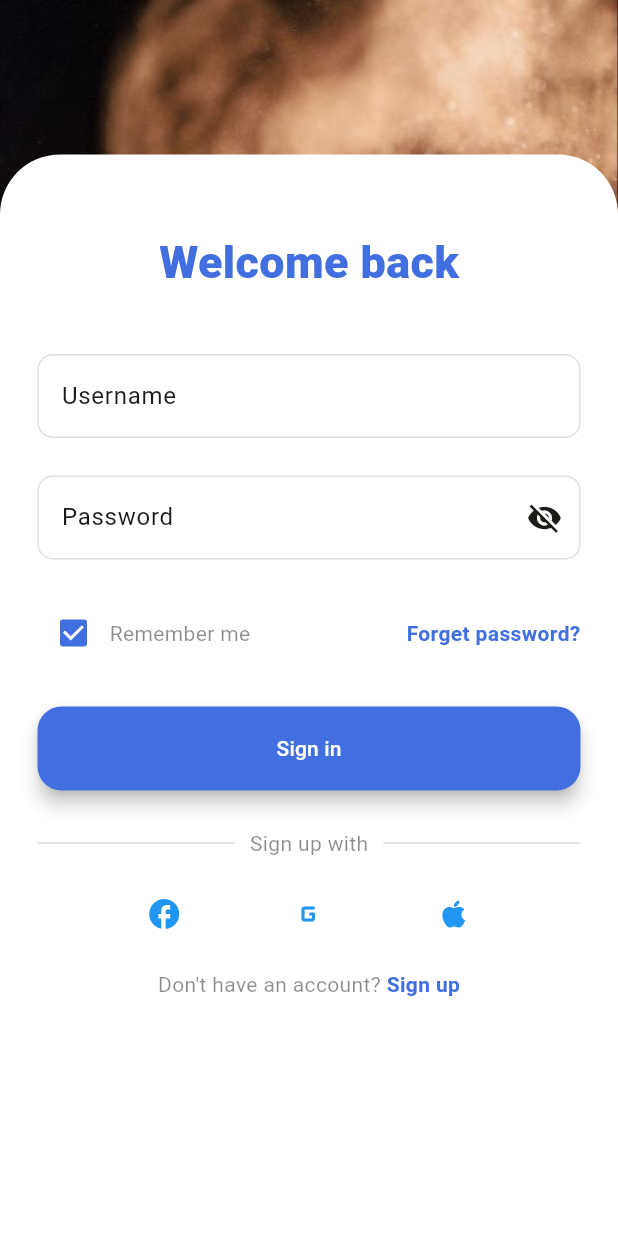
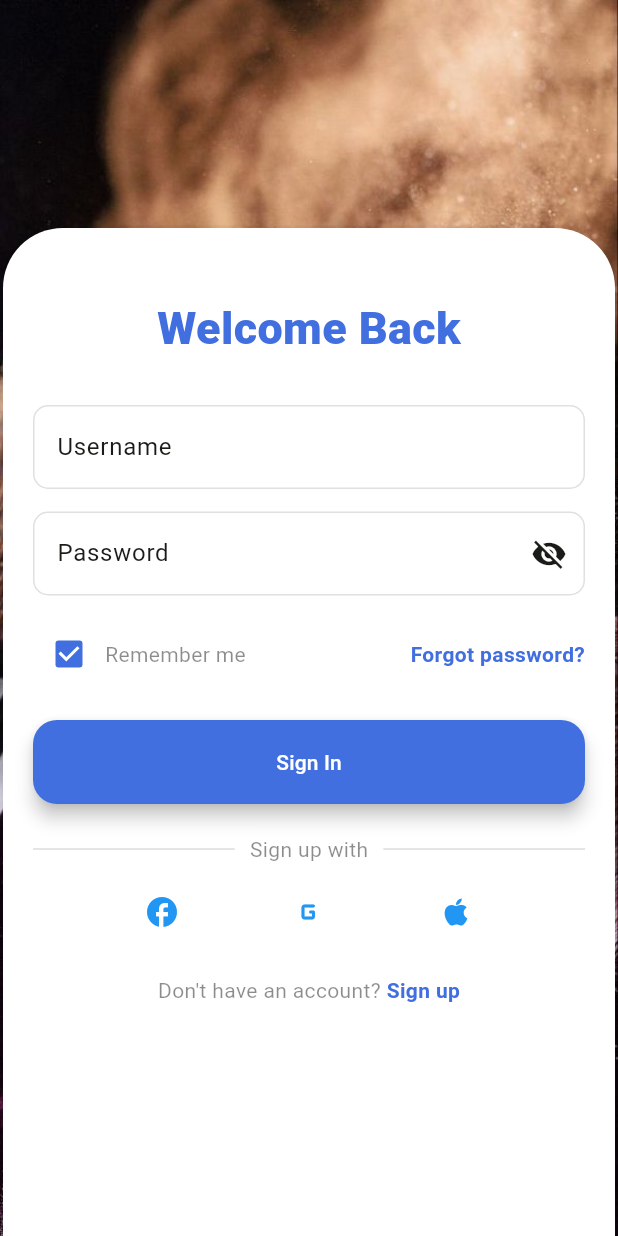
Before and after one commit to Khadijatulkubra43/Makeup_frontend, a Flutter app: the screen it shows after launch, after a tap on "Login", on a phone screen of 412 x 824 dp. Run offline on Flutter 3.47's test engine with Material 3 defaults, Android fonts, the light colour scheme and no system bars; our stand-ins replace camera, get, image_picker, ionicons, shared_preferences.

Commit message:
refactored Login Screen

```diff
--- a/lib/feature/auth/screens/signin_screen.dart
+++ b/lib/feature/auth/screens/signin_screen.dart
@@ -3,7 +3,8 @@ import 'package:flutter_application_1/core/navigation/navigation_menu.dart';
 import 'package:flutter_application_1/feature/auth/screens/signup_screen.dart';
 import 'package:flutter_application_1/core/theme/theme.dart';
 import 'package:flutter_application_1/core/services/api_service.dart';
-import 'package:flutter_application_1/widgets/custom_scaffold.dart';
+import 'package:flutter_application_1/feature/auth/widgets/my_text_form_field.dart';
+import 'package:flutter_application_1/feature/auth/widgets/socialmedia_signin_row.dart';
 
 class SignInScreen extends StatefulWidget {
   final String username;
@@ -15,165 +16,113 @@ class SignInScreen extends StatefulWidget {
 }
 
 class _SignInScreenState extends State<SignInScreen> {
-  final _formSignInKey = GlobalKey<FormState>();
+  final _formKey = GlobalKey<FormState>();
   final _usernameController = TextEditingController();
   final _passwordController = TextEditingController();
 
-  bool _ispasswordvisible = false;
+  bool _isPasswordVisible = false;
   bool _isLoading = false;
   bool rememberPassword = true;
-
-  Future<void> _login() async {
-    setState(() {
-      _isLoading = true;
-    });
-    bool success = await ApiService.login(
-        _usernameController.text, _passwordController.text);
-    if (!mounted) {
-      return;
-    }
-    if (success) {
-      Navigator.pushReplacement(
-        context,
-        MaterialPageRoute(
-          builder: (context) => const NavigationMenu(),
-        ),
-      );
-    } else {
-      ScaffoldMessenger.of(context).showSnackBar(
-        const SnackBar(
-          content: Text("Failed to login"),
-        ),
-      );
-    }
-    setState(() {
-      _isLoading = false;
-    });
-  }
 
   @override
   void initState() {
     super.initState();
-    setState(() {
     _usernameController.text = widget.username;
     _passwordController.text = widget.password;
-    });
+  }
+
+  Future<void> _login() async {
+    setState(() => _isLoading = true);
+    bool success = await ApiService.login(
+        _usernameController.text, _passwordController.text);
+
+    if (!mounted) return;
+    setState(() => _isLoading = false);
+
+    if (success) {
+      Navigator.pushReplacement(
+          context, MaterialPageRoute(builder: (_) => const NavigationMenu()));
+    } else {
+      ScaffoldMessenger.of(context)
+          .showSnackBar(const SnackBar(content: Text("Failed to login")));
+    }
   }
 
   @override
   Widget build(BuildContext context) {
-    return CustomScaffold(
-      child: Column(
-        children: [
-          const Expanded(
-            flex: 1,
-            child: SizedBox(
-              height: 10,
+    return Scaffold(
+      body: Container(
+        decoration: const BoxDecoration(
+          image: DecorationImage(
+            image: AssetImage("assets/images/bg1.png"),
+            fit: BoxFit.cover,
           ),
         ),
-          Expanded(
-            flex: 7,
+        child: Padding(
+          padding: const EdgeInsets.only(top: 150),
+          child: SingleChildScrollView(
             child: Container(
-              padding: const EdgeInsets.fromLTRB(25.0, 50.0, 25.0, 20.0),
-              decoration: const BoxDecoration(
+              height: 1080,
+              margin: const EdgeInsets.all(2.0),
+              padding: const EdgeInsets.all(20.0),
+              decoration: BoxDecoration(
                 color: Colors.white,
-                borderRadius: BorderRadius.only(
-                  topLeft: Radius.circular(40.0),
-                  topRight: Radius.circular(40.0),
+                borderRadius: BorderRadius.circular(40.0),
+                boxShadow: const [
+                  BoxShadow(
+                    color: Colors.black26,
+                    blurRadius: 8.0,
+                    offset: Offset(0, 4),
                   ),
+                ],
               ),
-              child: SingleChildScrollView(
               child: Form(
-                  key: _formSignInKey,
+                key: _formKey,
                 child: Column(
                   crossAxisAlignment: CrossAxisAlignment.center,
                   children: [
-                      Text(
-                        'Welcome back',
+                    Padding(
+                      padding: const EdgeInsets.only(top: 25, bottom: 30),
+                      child: Text(
+                        'Welcome Back',
                         style: TextStyle(
                             fontSize: 30.0,
                             fontWeight: FontWeight.w900,
-                          color: lightColorScheme.primary,
+                            color: lightColorScheme.primary),
                       ),
                     ),
-                      const SizedBox(
-                        height: 40.0,
+                    // Username Field
+                    MyTextFormField(
+                      controller: _usernameController,
+                      label: 'Username',
+                      hint: 'Enter Username',
+                      validator: (value) =>
+                          value!.isEmpty ? 'Please enter a username' : null,
                     ),
-                      TextFormField(
-                        controller: _usernameController,
-                        validator: (value) {
-                          if (value == null || value.isEmpty) {
-                            return 'Please enter a username';
-                          }
-                          return null;
-                        },
-                        decoration: InputDecoration(
-                          label: const Text('Username'),
-                          hintText: 'Enter Username',
-                          hintStyle: const TextStyle(
-                            color: Colors.black26,
-                          ),
-                          border: OutlineInputBorder(
-                            borderSide: const BorderSide(
-                              color: Colors.black12, // Default border color
-                            ),
-                            borderRadius: BorderRadius.circular(10),
-                          ),
-                          enabledBorder: OutlineInputBorder(
-                            borderSide: const BorderSide(
-                              color: Colors.black12, // Default border color
-                            ),
-                            borderRadius: BorderRadius.circular(10),
-                          ),
-                        ),
-                      ),
-                      const SizedBox(
-                        height: 25.0,
-                      ),
-                      TextFormField(
+                    const SizedBox(height: 15.0),
+
+                    // Password Field
+                    MyTextFormField(
                       controller: _passwordController,
-                        obscureText: !_ispasswordvisible,
-                        obscuringCharacter: '*',
-                        validator: (value) {
-                          // Check for null or empty input
-                          if (value == null || value.isEmpty) {
-                            return 'Please enter a password';
-                          }
-                          return null; // Return null if the password is valid
-                        },
-                        decoration: InputDecoration(
-                          label: const Text('Password'),
-                          hintText: 'Enter Password',
-                          hintStyle: const TextStyle(
-                            color: Colors.black26,
-                          ),
-                          border: OutlineInputBorder(
-                            borderSide: const BorderSide(
-                              color: Colors.black12, // Default border color
-                            ),
-                            borderRadius: BorderRadius.circular(10),
-                          ),
-                          enabledBorder: OutlineInputBorder(
-                            borderSide: const BorderSide(
-                              color: Colors.black12, // Default border color
-                            ),
-                            borderRadius: BorderRadius.circular(10),
-                          ),
+                      label: 'Password',
+                      hint: 'Enter Password',
+                      obscureText: !_isPasswordVisible,
                       suffixIcon: IconButton(
+                        icon: Icon(_isPasswordVisible
+                            ? Icons.visibility
+                            : Icons.visibility_off),
                         onPressed: () {
                           setState(() {
-                                _ispasswordvisible = !_ispasswordvisible;
+                            _isPasswordVisible = !_isPasswordVisible;
                           });
                         },
-                            icon: Icon(_ispasswordvisible
-                                ? Icons.visibility
-                                : Icons.visibility_off),
                       ),
+                      validator: (value) =>
+                          value!.isEmpty ? 'Please enter a password' : null,
                     ),
-                      ),
-                      const SizedBox(
-                        height: 25.0,
-                      ),
+                    const SizedBox(height: 15.0),
+
+                    // Remember Me and Forgot Password
                     Row(
                       mainAxisAlignment: MainAxisAlignment.spaceBetween,
                       children: [
@@ -181,12 +130,9 @@ class _SignInScreenState extends State<SignInScreen> {
                           children: [
                             Checkbox(
                               value: rememberPassword,
-                                onChanged: (bool? value) {
-                                  setState(() {
-                                    rememberPassword = value!;
-                                  });
+                              onChanged: (value) {
+                                setState(() => rememberPassword = value!);
                               },
-                                activeColor: lightColorScheme.primary,
                             ),
                             const Text(
                               'Remember me',
@@ -197,32 +143,22 @@ class _SignInScreenState extends State<SignInScreen> {
                           ],
                         ),
                         GestureDetector(
-                            child: Text(
-                              'Forget password?',
+                          onTap: () {},
+                          child: Text('Forgot password?',
                               style: TextStyle(
-                                fontWeight: FontWeight.bold,
                                   color: lightColorScheme.primary,
-                              ),
-                            ),
+                                  fontWeight: FontWeight.bold)),
                         ),
                       ],
                     ),
-                      const SizedBox(
-                        height: 25.0,
-                      ),
-                      SizedBox(
-                        width: double.infinity,
-                        child: ElevatedButton(
+                    const SizedBox(height: 20.0),
+                    // Sign In Button
+                    ElevatedButton(
                       onPressed: () {
-                            if (_formSignInKey.currentState!.validate() &&
+                        if (_formKey.currentState!.validate() &&
                             rememberPassword) {
-                              ScaffoldMessenger.of(context).showSnackBar(
-                                const SnackBar(
-                                  content: Text('Processing Data'),
-                                ),
-                              );
                           _login();
-                            } else if (!rememberPassword) {
+                        } else {
                           ScaffoldMessenger.of(context).showSnackBar(
                             const SnackBar(
                                 content: Text(
@@ -230,86 +166,27 @@ class _SignInScreenState extends State<SignInScreen> {
                           );
                         }
                       },
-                          child: (!_isLoading)
-                              ? const Text('Sign in')
-                              : const SizedBox(
+                      style: ElevatedButton.styleFrom(
+                        minimumSize: const Size(double.infinity, 50),
+                      ),
+                      child: _isLoading
+                          ? const SizedBox(
                               height: 20,
                               width: 20,
                               child: CircularProgressIndicator(
                                 color: Colors.white,
                               ),
+                            )
+                          : const Text('Sign In'),
                     ),
-                        ),
-                      ),
-                      const SizedBox(
-                        height: 25.0,
-                      ),
-                      Row(
-                        mainAxisAlignment: MainAxisAlignment.center,
-                        children: [
-                          Expanded(
-                            child: Divider(
-                              thickness: 0.7,
-                              color: Colors.grey.withOpacity(0.5),
-                            ),
-                          ),
-                          const Padding(
-                            padding: EdgeInsets.symmetric(
-                              vertical: 0,
-                              horizontal: 10,
-                            ),
-                            child: Text(
-                              'Sign up with',
-                              style: TextStyle(
-                                color: Colors.black45,
-                              ),
-                            ),
-                          ),
-                          Expanded(
-                            child: Divider(
-                              thickness: 0.7,
-                              color: Colors.grey.withOpacity(0.5),
-                            ),
-                          ),
-                        ],
-                      ),
-                      const SizedBox(
-                        height: 25.0,
-                      ),
-                      const Row(
-                        mainAxisAlignment: MainAxisAlignment.spaceEvenly,
-                        children: [
-                          // Logo(Logos.facebook_f),
-                          // Logo(Logos.twitter),
-                          // Logo(Logos.google),
-                          // Logo(Logos.apple),
-                          Icon(
-                            Icons.facebook,
-                            color: Colors.blue,
-                          ),
-                          // Icon(
-                          //   Icons.,
-                          //   color: Colors.blue,
-                          // ),
-                          Icon(
-                            Icons.g_mobiledata_rounded,
-                            color: Colors.blue,
-                          ),
-                          Icon(
-                            Icons.apple,
-                            color: Colors.blue,
-                          ),
-                        ],
-                      ),
-                      const SizedBox(
-                        height: 25.0,
-                      ),
-                      // don't have an account
+                    // sign up social media logo
+                    const SocialmediaSigninRow(iconColor: Colors.blue),
+                    // Sign Up Option
                     Row(
                       mainAxisAlignment: MainAxisAlignment.center,
                       children: [
                         const Text(
-                            'Don\'t have an account? ',
+                          "Don't have an account? ",
                           style: TextStyle(
                             color: Colors.black45,
                           ),
@@ -319,22 +196,16 @@ class _SignInScreenState extends State<SignInScreen> {
                             Navigator.push(
                                 context,
                                 MaterialPageRoute(
-                                  builder: (e) => const SignUpScreen(),
-                                ),
-                              );
+                                    builder: (_) => const SignUpScreen()));
                           },
                           child: Text(
                             'Sign up',
                             style: TextStyle(
-                                fontWeight: FontWeight.bold,
                                 color: lightColorScheme.primary,
-                              ),
+                                fontWeight: FontWeight.bold),
                           ),
                         ),
                       ],
-                      ),
-                      const SizedBox(
-                        height: 20.0,
                     ),
                   ],
                 ),
@@ -342,7 +213,6 @@ class _SignInScreenState extends State<SignInScreen> {
             ),
           ),
         ),
-        ],
       ),
     );
   }
--- /dev/null
+++ b/lib/feature/auth/widgets/my_text_form_field.dart
@@ -0,0 +1,54 @@
+import 'package:flutter/material.dart';
+
+class MyTextFormField extends StatefulWidget {
+  final TextEditingController controller;
+  final String label;
+  final String hint;
+  final Widget? suffixIcon;
+  final bool obscureText;
+  final String? Function(String?)? validator;
+
+  const MyTextFormField({
+    super.key,
+    required this.controller,
+    required this.label,
+    required this.hint,
+    this.obscureText = false,
+    this.suffixIcon,
+    this.validator,
+  });
+
+  @override
+  State<MyTextFormField> createState() => _MyTextFormFieldState();
+}
+
+class _MyTextFormFieldState extends State<MyTextFormField> {
+  @override
+  Widget build(BuildContext context) {
+    return TextFormField(
+      controller: widget.controller,
+      obscureText: widget.obscureText,
+      validator: widget.validator,
+      decoration: InputDecoration(
+        labelText: widget.label,
+        hintText: widget.hint,
+        hintStyle: const TextStyle(
+          color: Colors.grey,
+        ),
+        border: OutlineInputBorder(
+          borderSide: const BorderSide(
+            color: Colors.black12,
+          ),
+          borderRadius: BorderRadius.circular(10),
+        ),
+        enabledBorder: OutlineInputBorder(
+          borderSide: const BorderSide(
+            color: Colors.black12,
+          ),
+          borderRadius: BorderRadius.circular(10),
+        ),
+        suffixIcon: widget.suffixIcon,
+      ),
+    );
+  }
+}
--- /dev/null
+++ b/lib/feature/auth/widgets/socialmedia_signin_row.dart
@@ -0,0 +1,65 @@
+import 'package:flutter/material.dart';
+
+class SocialmediaSigninRow extends StatelessWidget {
+  final Color iconColor;
+  const SocialmediaSigninRow({super.key, required this.iconColor});
+
+  @override
+  Widget build(BuildContext context) {
+    return Padding(
+        padding: const EdgeInsets.only(top: 20, bottom: 30),
+        child: Column(
+          children: [
+            Row(
+              mainAxisAlignment: MainAxisAlignment.center,
+              children: [
+                Expanded(
+                  child: Divider(
+                    thickness: 0.7,
+                    color: Colors.grey.withOpacity(0.5),
+                  ),
+                ),
+                const Padding(
+                  padding: EdgeInsets.symmetric(
+                    vertical: 0,
+                    horizontal: 10,
+                  ),
+                  child: Text(
+                    'Sign up with',
+                    style: TextStyle(
+                      color: Colors.black45,
+                    ),
+                  ),
+                ),
+                Expanded(
+                  child: Divider(
+                    thickness: 0.7,
+                    color: Colors.grey.withOpacity(0.5),
+                  ),
+                ),
+              ],
+            ),
+            const SizedBox(
+              height: 20,
+            ),
+            Row(
+              mainAxisAlignment: MainAxisAlignment.spaceEvenly,
+              children: [
+                Icon(
+                  Icons.facebook,
+                  color: iconColor,
+                ),
+                Icon(
+                  Icons.g_mobiledata_rounded,
+                  color: iconColor,
+                ),
+                Icon(
+                  Icons.apple,
+                  color: iconColor,
+                ),
+              ],
+            ),
+          ],
+        ));
+  }
+}
```
Lines whose indentation alone changed are shown as unchanged.
